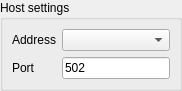
Before: the Qt Designer form src/modbus/common/SAKModbusCommonHostSection.ui in x-tools-author/x-tools, drawn with Qt 5.
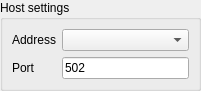
After: the same form once the commit is applied.

```diff
--- a/src/modbus/common/SAKModbusCommonHostSection.ui
+++ b/src/modbus/common/SAKModbusCommonHostSection.ui
@@ -6,7 +6,7 @@
    <rect>
     <x>0</x>
     <y>0</y>
-    <width>119</width>
+    <width>201</width>
     <height>78</height>
    </rect>
   </property>
@@ -29,7 +29,7 @@
    <item>
     <widget class="QGroupBox" name="tcpConfigurationGroupBox">
      <property name="sizePolicy">
-      <sizepolicy hsizetype="Fixed" vsizetype="Preferred">
+      <sizepolicy hsizetype="Preferred" vsizetype="Preferred">
        <horstretch>0</horstretch>
        <verstretch>0</verstretch>
       </sizepolicy>
@@ -78,7 +78,14 @@
        </widget>
       </item>
       <item row="0" column="1">
-       <widget class="QComboBox" name="hostComboBox"/>
+       <widget class="QComboBox" name="hostComboBox">
+        <property name="sizePolicy">
+         <sizepolicy hsizetype="Preferred" vsizetype="Fixed">
+          <horstretch>0</horstretch>
+          <verstretch>0</verstretch>
+         </sizepolicy>
+        </property>
+       </widget>
       </item>
      </layout>
     </widget>
```
